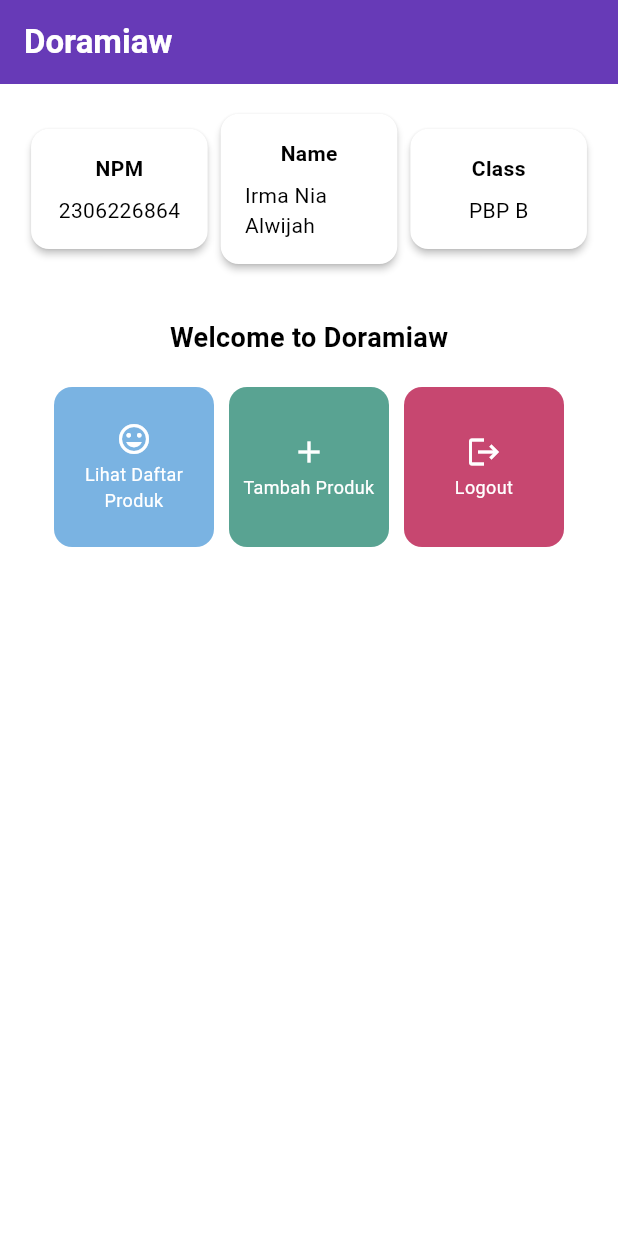
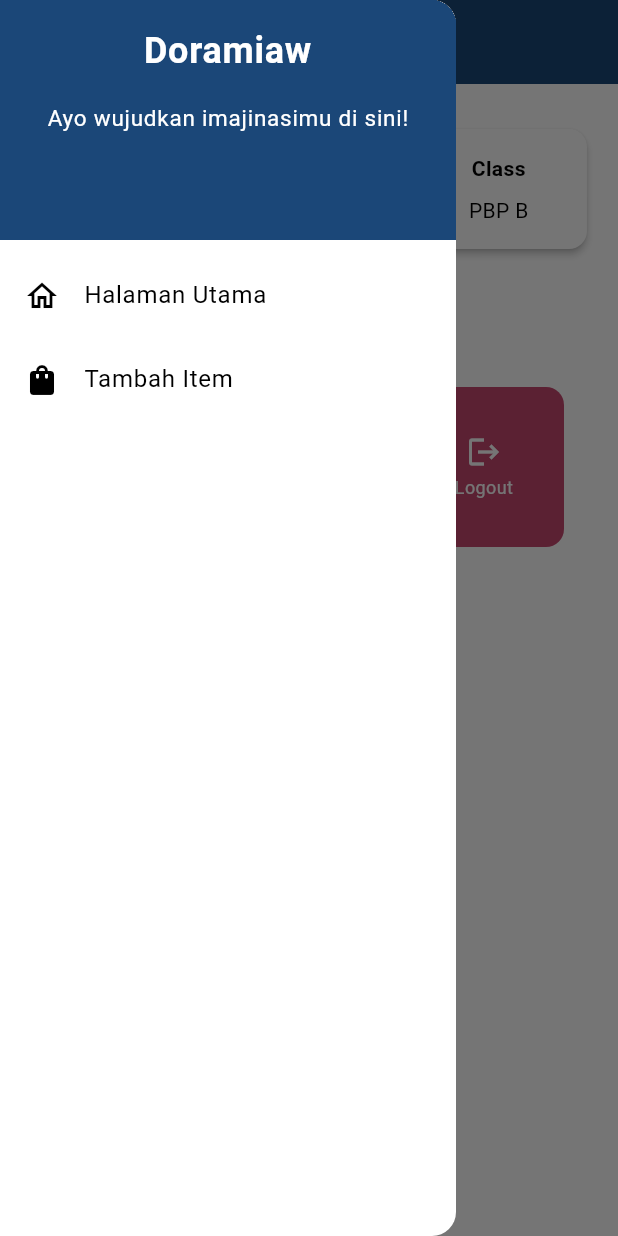
Before and after one commit to kishirinka/doramiaw-mobile, a Flutter app: the screen it shows after launch, with the side drawer open (before the commit the screen has no drawer), on a phone screen of 412 x 824 dp. Run offline on Flutter 3.47's test engine with Material 3 defaults, Android fonts, the phone set to English and light mode, and no system bars.

Commit message:
selesaig tugas 8

```diff
--- a/lib/main.dart
+++ b/lib/main.dart
@@ -1,5 +1,5 @@
 import 'package:flutter/material.dart';
-import 'package:doramiaw/menu.dart';
+import 'package:doramiaw/screens/menu.dart';
 
 void main() {
   runApp(const MyApp());
@@ -7,6 +7,7 @@
 
 class MyApp extends StatelessWidget {
   const MyApp({super.key});
+
   // This widget is the root of your application.
   @override
   Widget build(BuildContext context) {
@@ -14,10 +15,25 @@
       title: 'Flutter Demo',
       theme: ThemeData(
         colorScheme: ColorScheme.fromSwatch(
-              primarySwatch: Colors.deepPurple,
-        ).copyWith(secondary: const Color.fromARGB(255, 27, 71, 120)),
+          primarySwatch: MaterialColor(
+            0xFF1B4778, // Warna utama dari kode ARGB
+            <int, Color>{
+              50: Color(0xFFE3EAF4),
+              100: Color(0xFFBCCCE4),
+              200: Color(0xFF90ABD2),
+              300: Color(0xFF638AC0),
+              400: Color(0xFF426FAF),
+              500: Color(0xFF1B4778), // Warna utama
+              600: Color(0xFF173F6E),
+              700: Color(0xFF133664),
+              800: Color(0xFF0F2E59),
+              900: Color(0xFF0A1F45),
+            },
+          ),
+        ).copyWith(
+          secondary: const Color.fromARGB(255, 27, 71, 120), // Warna aksen tetap
+        ),
         useMaterial3: true,
-
       ),
       home: MyHomePage(),
     );
--- a/lib/menu.dart
+++ b/lib/screens/menu.dart
@@ -1,4 +1,6 @@
 import 'package:flutter/material.dart';
+import 'package:doramiaw/widgets/left_drawer.dart';
+import 'package:doramiaw/screens/itementry_form.dart';
 
 class MyHomePage extends StatelessWidget {
   final String studentID = '2306226864';
@@ -8,8 +10,8 @@
   MyHomePage({super.key});
 
   final List<ItemHomepage> items = [
-    ItemHomepage("Lihat Daftar Produk", Icons.mood, const Color.fromARGB(255, 122, 179, 226)),
-    ItemHomepage("Tambah Produk", Icons.add, const Color.fromARGB(255, 89, 163, 146)),
+    ItemHomepage("Lihat Daftar Produk", Icons.shopping_bag, const Color.fromARGB(255, 26, 75, 126)),
+    ItemHomepage("Tambah Produk", Icons.add, const Color.fromARGB(255, 53, 110, 158)),
     ItemHomepage("Logout", Icons.logout, const Color.fromARGB(255, 199, 71, 112)),
   ];
 
@@ -25,7 +27,9 @@
           ),
         ),
         backgroundColor: Theme.of(context).colorScheme.primary,
+        iconTheme: const IconThemeData(color: Colors.white),
       ),
+      drawer: const LeftDrawer(),
       body: SingleChildScrollView(
         padding: const EdgeInsets.all(16.0),
         child: Column(
@@ -125,6 +129,15 @@
             ..showSnackBar(
               SnackBar(content: Text("Kamu telah menekan ${item.name}!")),
             );
+
+              if (item.name == "Tambah Produk") {
+              Navigator.push(
+                context,
+                MaterialPageRoute(
+                  builder: (context) => const ItemEntryFormPage(),
+                ),
+              );// TODO: Gunakan Navigator.push untuk melakukan navigasi ke MaterialPageRoute yang mencakup MoodEntryFormPage.
+            }
         },
         child: Container(
           padding: const EdgeInsets.all(6), // Reduced padding for smaller button
--- /dev/null
+++ b/lib/widgets/left_drawer.dart
@@ -0,0 +1,70 @@
+import 'package:flutter/material.dart';
+import 'package:doramiaw/screens/menu.dart';
+import 'package:doramiaw/screens/itementry_form.dart';
+
+
+class LeftDrawer extends StatelessWidget {
+  const LeftDrawer({super.key});
+
+  @override
+  Widget build(BuildContext context) {
+    return Drawer(
+      child: ListView(
+        children: [
+          DrawerHeader(
+            decoration: BoxDecoration(
+              color: Theme.of(context).colorScheme.primary,
+            ),
+            child: const Column(
+              children: [
+                Text(
+                  'Doramiaw',
+                  textAlign: TextAlign.center,
+                  style: TextStyle(
+                    fontSize: 24,
+                    fontWeight: FontWeight.bold,
+                    color: Colors.white,
+                  ),
+                ),
+                Padding(padding: EdgeInsets.all(8)),
+                Text(
+                  "Ayo wujudkan imajinasimu di sini!",
+                  style: TextStyle(
+                    fontSize: 15,
+                    fontWeight: FontWeight.normal,
+                    color: Colors.white,
+                  ),
+                ),
+              ],
+            ),
+          ),
+          ListTile(
+            leading: const Icon(Icons.home_outlined),
+            title: const Text('Halaman Utama'),
+            // Bagian redirection ke MyHomePage
+            onTap: () {
+              Navigator.pushReplacement(
+                  context,
+                  MaterialPageRoute(
+                    builder: (context) => MyHomePage(),
+                  ));
+            },
+          ),
+          ListTile(
+            leading: const Icon(Icons.shopping_bag),
+            title: const Text('Tambah Item'),
+            // Bagian redirection ke MoodEntryFormPage
+            onTap: () {
+              Navigator.push(
+                context,
+                MaterialPageRoute(
+                  builder: (context) => const ItemEntryFormPage(),
+                ),
+              );
+            },
+          ),
+        ],
+      ),
+    );
+  }
+}
```
Also changed, not shown: lib/screens/itementry_form.dart (added, +188 -0 lines), 1 other file.
